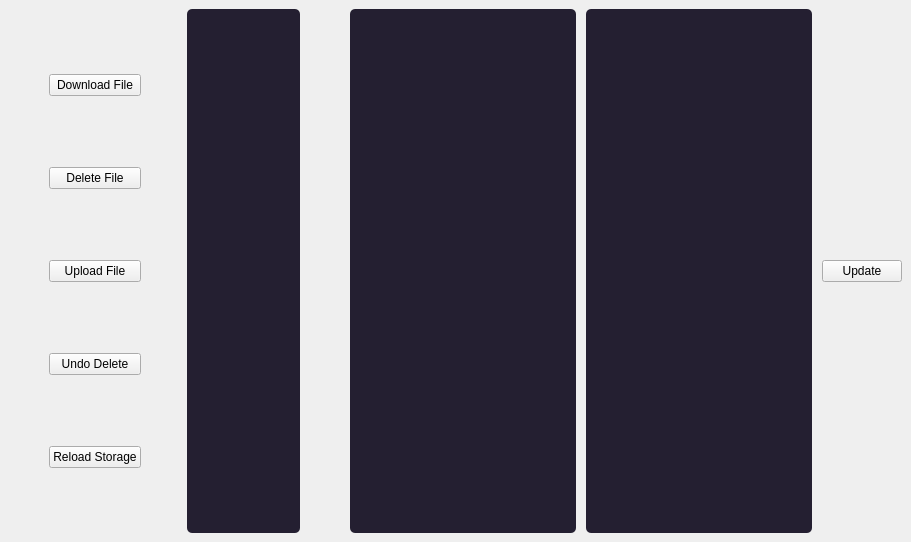
Above: qtapplication/mainwindow.ui from kralloie/cloud-storage-system before the change. Below: the same form after it.
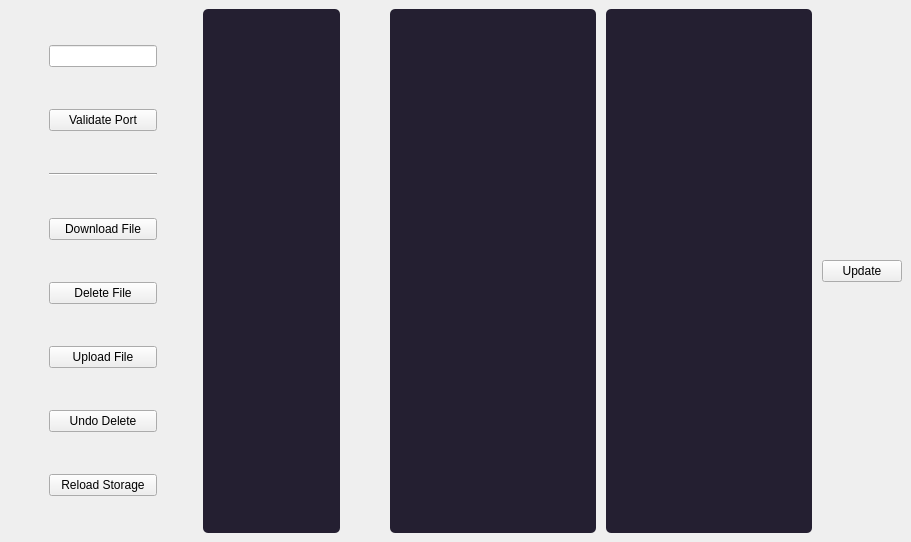
That is the form after the change. Icons and pictures are not drawn.

Commit message: Added input for selecting port in the Qt application

The edit to the form file:
```diff
--- a/qtapplication/mainwindow.ui
+++ b/qtapplication/mainwindow.ui
@@ -24,12 +24,12 @@
      <verstretch>0</verstretch>
     </sizepolicy>
    </property>
-   <layout class="QGridLayout" name="gridLayout" columnstretch="0,1,0,8">
+   <layout class="QGridLayout" name="gridLayout" columnstretch="0,0,0,1" columnminimumwidth="0,0,0,0">
     <property name="sizeConstraint">
      <enum>QLayout::SetMinAndMaxSize</enum>
     </property>
     <item row="0" column="3">
-     <layout class="QHBoxLayout" name="mainLayout" stretch="1,0,2,2,0">
+     <layout class="QHBoxLayout" name="mainLayout" stretch="2,0,3,3,1">
       <property name="spacing">
        <number>10</number>
       </property>
@@ -108,10 +108,27 @@
      </spacer>
     </item>
     <item row="0" column="1">
-     <layout class="QVBoxLayout" name="verticalLayout" stretch="0,0,0,0,0">
+     <layout class="QVBoxLayout" name="verticalLayout" stretch="0,0,0,0,0,0,0,0">
       <property name="sizeConstraint">
        <enum>QLayout::SetDefaultConstraint</enum>
       </property>
+      <item>
+       <widget class="QLineEdit" name="portInput"/>
+      </item>
+      <item>
+       <widget class="QPushButton" name="validateButton">
+        <property name="text">
+         <string>Validate Port</string>
+        </property>
+       </widget>
+      </item>
+      <item>
+       <widget class="Line" name="line">
+        <property name="orientation">
+         <enum>Qt::Horizontal</enum>
+        </property>
+       </widget>
+      </item>
       <item>
        <widget class="QPushButton" name="downloadButton">
         <property name="text">
```
Left out of the diff: 26 changed lines with no effect on the pictures. The commit also changes 5 other files.
